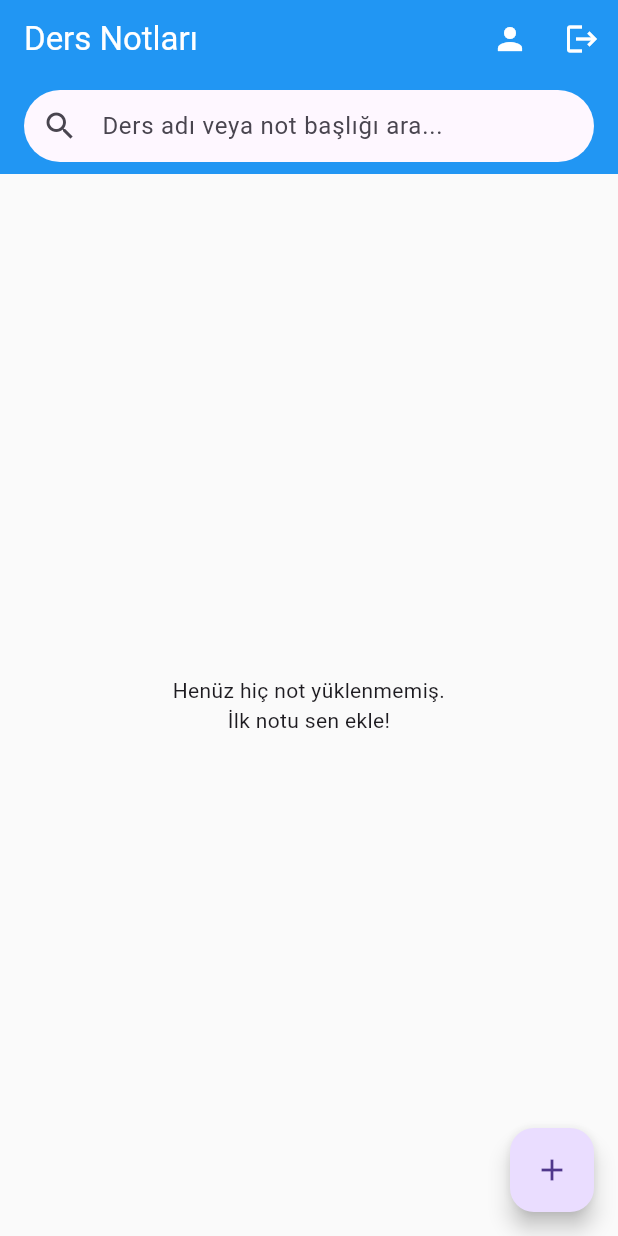
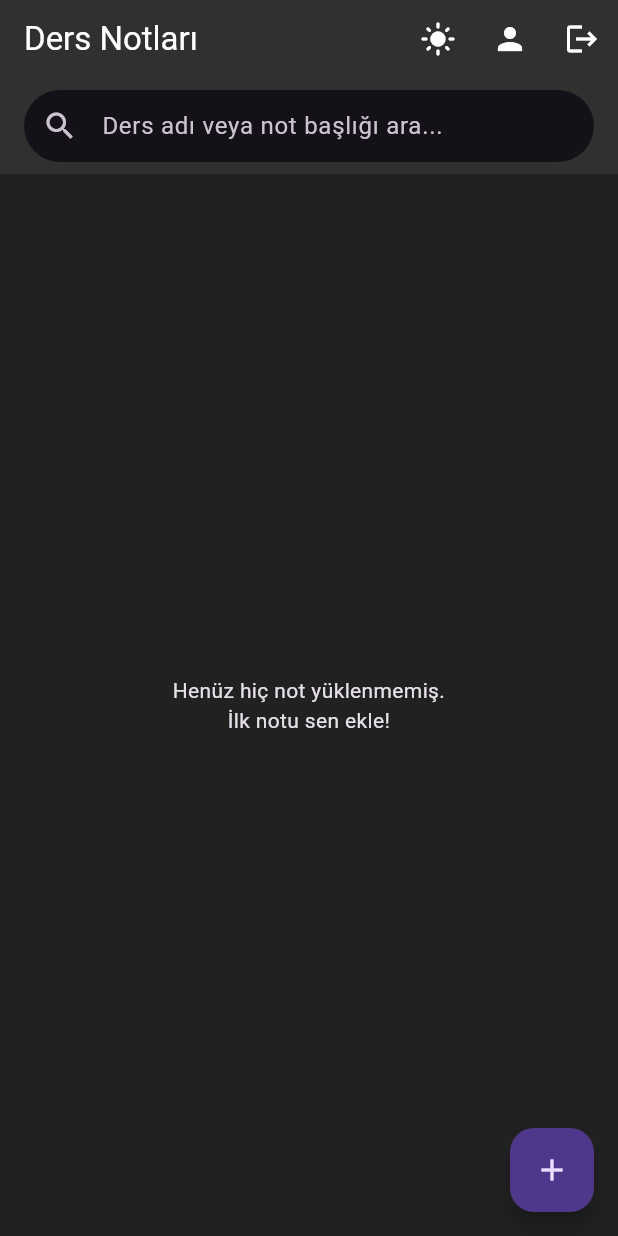
Before and after one commit to mehmettzy/ders_notu_platformu, a Flutter app: the HomeScreen screen opened directly, on a phone screen of 412 x 824 dp. Run offline on Flutter 3.47's test engine with Material 3 defaults, Android fonts, the phone set to English and light mode, and no system bars; our stand-ins replace flutter_dotenv, flutter_riverpod, supabase_flutter; missing offline and left inert: file_selector; accounts and stored records are empty.

Commit message:
Final güncellemeleri: Yönlendirme sistemi yenilendi, varsayılan karanlık mod ayarlandı ve iOS dosya seçme hatası çözüldü

```diff
--- a/lib/features/auth/auth_screen.dart
+++ b/lib/features/auth/auth_screen.dart
@@ -64,9 +64,6 @@ class _AuthScreenState extends State<AuthScreen> {
         );
 
         if (mounted) {
-          ScaffoldMessenger.of(context).showSnackBar(
-            const SnackBar(content: Text('Giriş başarılı!')),
-          );
           Navigator.pushReplacement(
             context,
             MaterialPageRoute(builder: (context) => const HomeScreen()),
--- a/lib/features/home/home_screen.dart
+++ b/lib/features/home/home_screen.dart
@@ -1,6 +1,8 @@
 import 'package:flutter/material.dart';
 import 'package:supabase_flutter/supabase_flutter.dart';
 import 'package:url_launcher/url_launcher.dart';
+import 'package:flutter_riverpod/flutter_riverpod.dart'; // Riverpod eklendi
+import '../../main.dart'; // main.dart'taki themeProvider'ı çekmek için eklendi
 import '../notes/add_note_screen.dart';
 import '../auth/auth_screen.dart';
 import '../profile/profile_screen.dart';
@@ -15,7 +17,6 @@ class HomeScreen extends StatefulWidget {
 class _HomeScreenState extends State<HomeScreen> {
   final _supabase = Supabase.instance.client;
 
-  // Arama çubuğu için kontrolcü ve aranan kelimeyi tutacağımız değişken
   final TextEditingController _searchController = TextEditingController();
   String _searchQuery = '';
 
@@ -33,6 +34,28 @@ class _HomeScreenState extends State<HomeScreen> {
       appBar: AppBar(
         title: const Text('Ders Notları'),
         actions: [
+          // TEMA DEĞİŞTİRME BUTONU (YENİ EKLENDİ)
+          Consumer(
+            builder: (context, ref, child) {
+              // Mevcut temayı kontrol ediyoruz
+              final currentTheme = ref.watch(themeProvider);
+              // Eğer tema karanlıksa (veya sistem karanlıksa) gece modundayız demektir
+              final isDark = currentTheme == ThemeMode.dark ||
+                  (currentTheme == ThemeMode.system &&
+                      MediaQuery.of(context).platformBrightness ==
+                          Brightness.dark);
+
+              return IconButton(
+                icon: Icon(isDark ? Icons.light_mode : Icons.dark_mode),
+                onPressed: () {
+                  // Butona basılınca şalteri tersine çeviriyoruz
+                  ref.read(themeProvider.notifier).state =
+                      isDark ? ThemeMode.light : ThemeMode.dark;
+                },
+              );
+            },
+          ),
+          // PROFİL BUTONU
           IconButton(
             icon: const Icon(Icons.person),
             onPressed: () {
@@ -42,6 +65,7 @@ class _HomeScreenState extends State<HomeScreen> {
               );
             },
           ),
+          // ÇIKIŞ BUTONU
           IconButton(
             icon: const Icon(Icons.logout),
             onPressed: () async {
@@ -55,7 +79,7 @@ class _HomeScreenState extends State<HomeScreen> {
             },
           )
         ],
-        // Arama Çubuğu Tasarımı (AppBar'ın hemen altına eklenir)
+        // Arama Çubuğu (Daha önce eklediğimiz kod aynen duruyor)
         bottom: PreferredSize(
           preferredSize: const Size.fromHeight(60.0),
           child: Padding(
@@ -87,8 +111,7 @@ class _HomeScreenState extends State<HomeScreen> {
               ),
               onChanged: (value) {
                 setState(() {
-                  _searchQuery =
-                      value; // Kullanıcı yazdıkça arama kelimesini güncelliyoruz
+                  _searchQuery = value;
                 });
               },
             ),
@@ -116,7 +139,6 @@ class _HomeScreenState extends State<HomeScreen> {
             );
           }
 
-          // ARAMA FİLTRESİ BURADA UYGULANIYOR
           final filteredNotes = notes.where((note) {
             final title = (note['title'] ?? '').toString().toLowerCase();
             final courseName =
--- a/lib/main.dart
+++ b/lib/main.dart
@@ -2,31 +2,11 @@ import 'package:flutter/material.dart';
 import 'package:flutter_dotenv/flutter_dotenv.dart';
 import 'package:supabase_flutter/supabase_flutter.dart';
 import 'package:flutter_riverpod/flutter_riverpod.dart';
-import 'package:go_router/go_router.dart';
 import 'core/theme/app_theme.dart';
 import 'features/auth/auth_screen.dart';
-import 'package:ders_notu_platformu/features/profile/profile_completion_screen.dart';
-import 'package:ders_notu_platformu/features/notes/add_note_screen.dart';
-import 'features/home/home_screen.dart';
 
-/// Yönlendirme (Router)
-final _router = GoRouter(
-  initialLocation: '/',
-  routes: [
-    GoRoute(
-      path: '/add-note',
-      builder: (context, state) => const AddNoteScreen(),
-    ),
-    GoRoute(
-      path: '/profile-completion',
-      builder: (context, state) => const ProfileCompletionScreen(),
-    ),
-    GoRoute(
-      path: '/',
-      builder: (context, state) => const AuthScreen(),
-    ),
-  ],
-);
+// VARSAYILAN TEMA ARTIK DOĞRUDAN DARK MODE
+final themeProvider = StateProvider<ThemeMode>((ref) => ThemeMode.dark);
 
 Future<void> main() async {
   WidgetsFlutterBinding.ensureInitialized();
@@ -48,18 +28,21 @@ Future<void> main() async {
   );
 }
 
-class MyApp extends StatelessWidget {
+class MyApp extends ConsumerWidget {
   const MyApp({super.key});
 
   @override
-  Widget build(BuildContext context) {
-    return MaterialApp.router(
+  Widget build(BuildContext context, WidgetRef ref) {
+    final currentThemeMode = ref.watch(themeProvider);
+
+    // GoRouter yerine standart MaterialApp kullanıyoruz (Çökme ve atma sorunu çözüldü)
+    return MaterialApp(
       title: 'Ders Notu Platformu',
       theme: AppTheme.lightTheme,
       darkTheme: AppTheme.darkTheme,
-      themeMode: ThemeMode.system,
-      routerConfig: _router,
+      themeMode: currentThemeMode,
       debugShowCheckedModeBanner: false,
+      home: const AuthScreen(), // Başlangıç ekranımız
     );
   }
 }
```
Also changed, not shown: lib/features/notes/add_note_screen.dart (+7 -2 lines), 3 other files.
